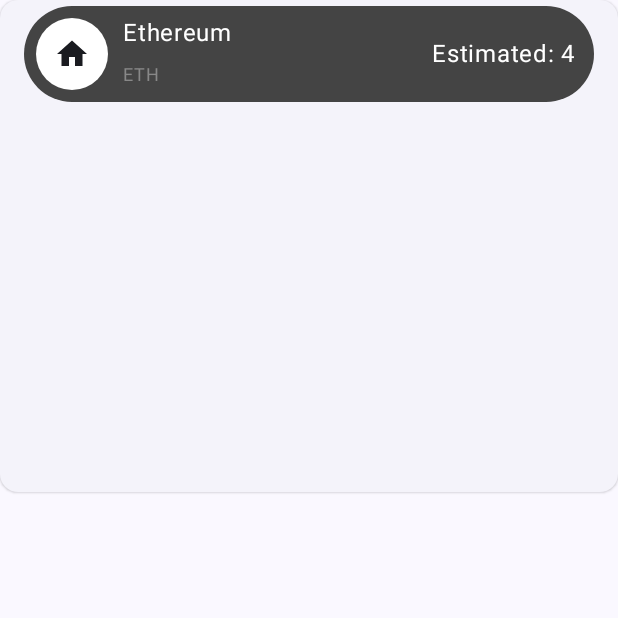
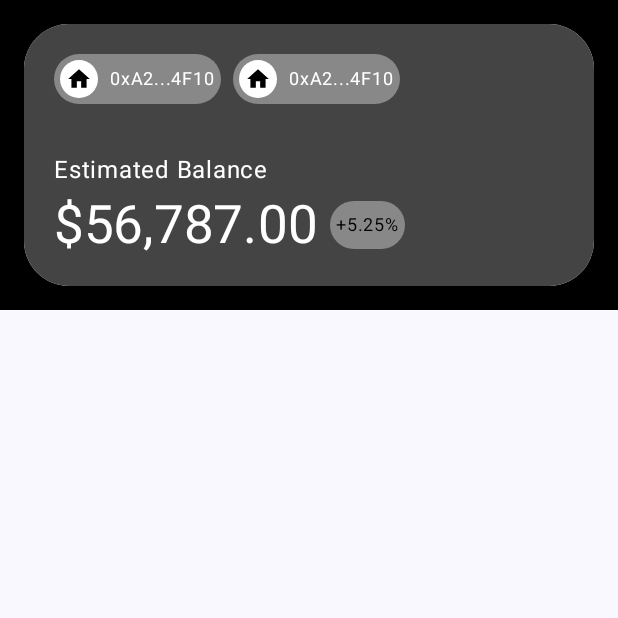
Before and after one commit to sermadahmad/KryptoAppUi, an Android app built with Jetpack Compose: the composable BalanceCard shown on its own in the app's theme, after a tap on "Icon", on a phone screen of 412 x 824 dp, the top half of it. Run offline under Robolectric (Android 15) with nearby library versions, the phone set to English and light mode, and no system bars.

Commit message:
Balance Card, Swap Button, Bottom Bar and More

```diff
--- a/app/src/main/java/com/example/kryptoappui/ui/screens/HomeScreen.kt
+++ b/app/src/main/java/com/example/kryptoappui/ui/screens/HomeScreen.kt
@@ -6,23 +6,35 @@ import androidx.compose.foundation.layout.Arrangement
 import androidx.compose.foundation.layout.Column
 import androidx.compose.foundation.layout.Row
 import androidx.compose.foundation.layout.Spacer
+import androidx.compose.foundation.layout.fillMaxSize
 import androidx.compose.foundation.layout.fillMaxWidth
 import androidx.compose.foundation.layout.height
 import androidx.compose.foundation.layout.padding
 import androidx.compose.foundation.layout.size
 import androidx.compose.foundation.layout.width
+import androidx.compose.foundation.lazy.LazyColumn
 import androidx.compose.foundation.shape.CircleShape
+import androidx.compose.foundation.shape.RoundedCornerShape
 import androidx.compose.material.icons.Icons
 import androidx.compose.material.icons.automirrored.filled.ArrowBack
 import androidx.compose.material.icons.filled.Home
+import androidx.compose.material.icons.outlined.Home
+import androidx.compose.material3.ButtonColors
+import androidx.compose.material3.ElevatedButton
 import androidx.compose.material3.ElevatedCard
 import androidx.compose.material3.Icon
 import androidx.compose.material3.IconButton
+import androidx.compose.material3.IconButtonColors
+import androidx.compose.material3.NavigationBar
+import androidx.compose.material3.NavigationBarItem
+import androidx.compose.material3.Surface
 import androidx.compose.material3.Text
 import androidx.compose.runtime.Composable
 import androidx.compose.ui.Alignment
 import androidx.compose.ui.Modifier
+import androidx.compose.ui.draw.clip
 import androidx.compose.ui.graphics.Color
+import androidx.compose.ui.text.font.FontWeight
 import androidx.compose.ui.tooling.preview.Preview
 import androidx.compose.ui.unit.dp
 import androidx.compose.ui.unit.sp
@@ -45,18 +57,23 @@ fun TitleBar(modifier: Modifier = Modifier) {
                 .background(Color.Black)
                 .padding(16.dp),
         ) {
-            IconButton(onClick = { /*TODO*/ }) {
+            IconButton(
+                onClick = { /*TODO*/ },
+                modifier = Modifier
+                    .size(70.dp)
+            ) {
                 Icon(
                     imageVector = Icons.AutoMirrored.Filled.ArrowBack,
                     contentDescription = "Back",
                     tint = Color.White,
                     modifier = Modifier
-                        .background(Color.DarkGray, CircleShape)
-                        .size(50.dp)
-                        .padding(10.dp)
+                        .background(Color.DarkGray)
+                        .fillMaxSize()
+                        .padding(12.dp)
                 )
+
             }
-            Spacer(modifier = Modifier.width(110.dp))
+            Spacer(modifier = Modifier.width(80.dp))
             Row(
                 modifier = Modifier.fillMaxWidth()
             ) {
@@ -72,6 +89,29 @@ fun TitleBar(modifier: Modifier = Modifier) {
 }
 
 @Composable
+fun HomeScreen(modifier: Modifier = Modifier) {
+    Surface(
+        onClick = { /*TODO*/ },
+        modifier = Modifier
+            .fillMaxSize()
+            .background(Color.Black)
+    ) {
+        LazyColumn(
+            modifier = Modifier
+                .fillMaxSize()
+                .background(Color.Black)
+        ) {
+            item { FromToSection(name = "From") }
+            item { FromToSection(name = "To") }
+            item { NetworkFeesSection() }
+            item { BalanceCard() }
+            item { SwapButton() }
+            item { SwapButton() }
+        }
+    }
+}
+
+@Composable
 fun FromToSection(name: String, modifier: Modifier = Modifier) {
     Column(
         modifier = Modifier.background(Color.Black)
@@ -79,8 +119,8 @@ fun FromToSection(name: String, modifier: Modifier = Modifier) {
         Text(
             text = name,
             color = Color.White,
-            fontSize = 12.sp,
-            modifier = Modifier.padding(start = 16.dp, top = 8.dp)
+            fontSize = 16.sp,
+            modifier = Modifier.padding(start = 16.dp, top = 8.dp, bottom = 8.dp)
 
         )
         Row(
@@ -94,26 +134,33 @@ fun FromToSection(name: String, modifier: Modifier = Modifier) {
         ) {
             Row(
                 verticalAlignment = Alignment.CenterVertically,
-
             ) {
                 IconButton(modifier = Modifier
-                    .padding(8.dp)
-                    .background(Color.White, CircleShape),
+                    .size(70.dp)
+                    .padding(8.dp),
                     onClick = { /*TODO*/ }) {
                     Icon(
-                        imageVector = Icons.Default.Home, contentDescription = "Icon"
+                        imageVector = Icons.Default.Home,
+                        contentDescription = "Icon",
+                        modifier = Modifier
+                            .fillMaxSize()
+                            .background(Color.White)
+                            .padding(8.dp)
                     )
                 }
                 Column {
 
                     Text(
-                        text = "Ethereum", color = Color.White, modifier = Modifier.padding(2.dp)
+                        text = "Ethereum",
+                        color = Color.White,
+                        fontSize = 18.sp,
+                        modifier = Modifier.padding(start = 2.dp)
                     )
                     Text(
                         text = "ETH",
                         color = Color.Gray,
-                        fontSize = 12.sp,
-                        modifier = Modifier.padding(2.dp)
+                        fontSize = 14.sp,
+                        modifier = Modifier.padding(start = 2.dp)
 
 
                     )
@@ -127,7 +174,6 @@ fun FromToSection(name: String, modifier: Modifier = Modifier) {
     }
 }
 
-@Preview(showBackground = true)
 @Composable
 fun NetworkFeesSection(modifier: Modifier = Modifier) {
     Row(
@@ -152,92 +198,154 @@ fun NetworkFeesSection(modifier: Modifier = Modifier) {
 
 @Composable
 fun BalanceCard(modifier: Modifier = Modifier) {
-    ElevatedCard(onClick = { /*TODO*/ }) {
-        Column {
-            Row {
-                Row(
-                    horizontalArrangement = Arrangement.SpaceBetween,
-                    verticalAlignment = Alignment.CenterVertically,
+    ElevatedCard(
+        onClick = { /*TODO*/ },
+        shape = RoundedCornerShape(30.dp),
+        modifier = Modifier
+            .background(Color.Black)
+            .padding(16.dp)
+
+    ) {
+        Column(
             modifier = Modifier
                 .fillMaxWidth()
-                        .padding(start = 16.dp, end = 16.dp, top = 4.dp, bottom = 12.dp)
-                        .background(Color.DarkGray, CircleShape)
+                .background(Color.DarkGray)
+                .padding(8.dp)
 
         ) {
             Row(
+                verticalAlignment = Alignment.CenterVertically, modifier = Modifier.padding(8.dp)
+            ) {
+                BalanceCardComp()
+                BalanceCardComp()
+            }
+            Spacer(modifier = Modifier.height(20.dp))
+            Text(
+                text = "Estimated Balance",
+                color = Color.White,
+                modifier = Modifier.padding(start = 12.dp)
+            )
+            Row(
                 verticalAlignment = Alignment.CenterVertically,
-
+                modifier = Modifier.padding(start = 8.dp, bottom = 8.dp)
             ) {
-                        IconButton(modifier = Modifier
-                            .padding(8.dp)
-                            .background(Color.White, CircleShape),
-                            onClick = { /*TODO*/ }) {
-                            Icon(
-                                imageVector = Icons.Default.Home, contentDescription = "Icon"
+                Text(
+                    text = "$56,787.00",
+                    color = Color.White,
+                    fontSize = 35.sp,
+                    modifier = Modifier.padding(4.dp)
+                )
+                Text(
+                    text = "+5.25%",
+                    color = Color.Black,
+                    fontSize = 12.sp,
+                    modifier = Modifier
+                        .padding(4.dp)
+                        .background(Color.Gray, RoundedCornerShape(25.dp))
+                        .padding(4.dp)
                 )
             }
-                        Column {
-
-                            Text(
-                                text = "Ethereum", color = Color.White, modifier = Modifier.padding(2.dp)
-                            )
-                            Text(
-                                text = "ETH",
-                                color = Color.Gray,
-                                fontSize = 12.sp,
-                                modifier = Modifier.padding(2.dp)
-
-
-                            )
-                        }
-                    }
-                    Text(
-                        text = "Estimated: 4", color = Color.White, modifier = Modifier.padding(12.dp)
-                    )
-
-                }
-                Row(
-                    horizontalArrangement = Arrangement.SpaceBetween,
-                    verticalAlignment = Alignment.CenterVertically,
-                    modifier = Modifier
-                        .fillMaxWidth()
-                        .padding(start = 16.dp, end = 16.dp, top = 4.dp, bottom = 12.dp)
-                        .background(Color.DarkGray, CircleShape)
-
-                ) {
-                    Row(
-                        verticalAlignment = Alignment.CenterVertically,
-
-                        ) {
-                        IconButton(modifier = Modifier
-                            .padding(8.dp)
-                            .background(Color.White, CircleShape),
-                            onClick = { /*TODO*/ }) {
-                            Icon(
-                                imageVector = Icons.Default.Home, contentDescription = "Icon"
-                            )
-                        }
-                        Column {
-
-                            Text(
-                                text = "Ethereum", color = Color.White, modifier = Modifier.padding(2.dp)
-                            )
-                            Text(
-                                text = "ETH",
-                                color = Color.Gray,
-                                fontSize = 12.sp,
-                                modifier = Modifier.padding(2.dp)
-
-
-                            )
-                        }
-                    }
-                    Text(
-                        text = "Estimated: 4", color = Color.White, modifier = Modifier.padding(12.dp)
-                    )
 
         }
     }
 }
+
+@Composable
+fun BalanceCardComp() {
+    Row(
+        verticalAlignment = Alignment.CenterVertically,
+        modifier = Modifier
+            .padding(4.dp)
+            .clip(RoundedCornerShape(20.dp))
+            .background(Color.Gray)
+
+
+    ) {
+        IconButton(
+            onClick = { /*TODO*/ },
+            modifier = Modifier
+                .padding(4.dp)
+                .size(25.dp)
+
+        ) {
+            Icon(
+                imageVector = Icons.Default.Home,
+                contentDescription = "Icon",
+                tint = Color.Black,
+                modifier = Modifier
+                    .background(Color.White)
+                    .fillMaxSize()
+                    .padding(4.dp)
+            )
+        }
+        Text(
+            text = "0xA2...4F10",
+            color = Color.White,
+            fontSize = 12.sp,
+            modifier = Modifier.padding(4.dp),
+        )
     }
 }
+
+@Composable
+fun SwapButton(modifier: Modifier = Modifier) {
+    Row(
+        verticalAlignment = Alignment.CenterVertically,
+        modifier = Modifier
+            .fillMaxWidth()
+            .background(Color.Black)
+            .padding(4.dp)
+    ) {
+        ElevatedButton(modifier = Modifier
+            .fillMaxWidth()
+            .padding(4.dp),
+            colors = ButtonColors(Color.White, Color.Black, Color.Black, Color.White),
+            onClick = { /*TODO*/ }) {
+            Text(
+                text = "Swap",
+                fontWeight = FontWeight.Bold,
+                fontSize = 18.sp,
+                modifier = Modifier.padding(16.dp)
+            )
+        }
+    }
+}
+
+@Composable
+fun BottomBar(modifier: Modifier = Modifier) {
+    Row(
+        modifier = Modifier
+            .fillMaxWidth()
+            .background(Color.Black)
+    ) {
+        NavigationBar(
+            containerColor = Color.DarkGray,
+            modifier = Modifier
+                .padding(4.dp)
+                .clip(
+                    RoundedCornerShape(
+                        topStart = 8.dp,
+                        topEnd = 8.dp,
+                        bottomStart = 40.dp,
+                        bottomEnd = 40.dp
+                    )
+                )
+
+        ) {
+            repeat(5) {
+                NavigationBarItem(
+                    selected = false,
+                    onClick = { /*TODO*/ },
+                    icon = {
+                        Icon(
+                            imageVector = Icons.Outlined.Home,
+                            contentDescription = "",
+                            tint = Color.White,
+                            modifier = Modifier.size(30.dp)
+                        )
+                    }
+                )
+            }
+        }
+    }
+}
--- a/app/src/main/java/com/example/kryptoappui/ui/theme/Theme.kt
+++ b/app/src/main/java/com/example/kryptoappui/ui/theme/Theme.kt
@@ -1,6 +1,5 @@
 package com.example.kryptoappui.ui.theme
 
-import android.app.Activity
 import android.os.Build
 import androidx.compose.foundation.isSystemInDarkTheme
 import androidx.compose.material3.MaterialTheme
--- a/app/src/main/res/values/strings.xml
+++ b/app/src/main/res/values/strings.xml
@@ -1,3 +1,4 @@
 <resources>
     <string name="app_name">KryptoAppUi</string>
+    <string name="title_activity_bottom_bar_behaviour">BottomBarBehaviour</string>
 </resources>
```
Also changed, not shown: app/src/main/AndroidManifest.xml (+11 -0 lines), app/src/main/java/com/example/kryptoappui/BottomBarBehaviour.kt (added, +47 -0 lines), app/src/main/java/com/example/kryptoappui/MainActivity.kt (+7 -6 lines). Lines whose indentation alone changed are shown as unchanged.
